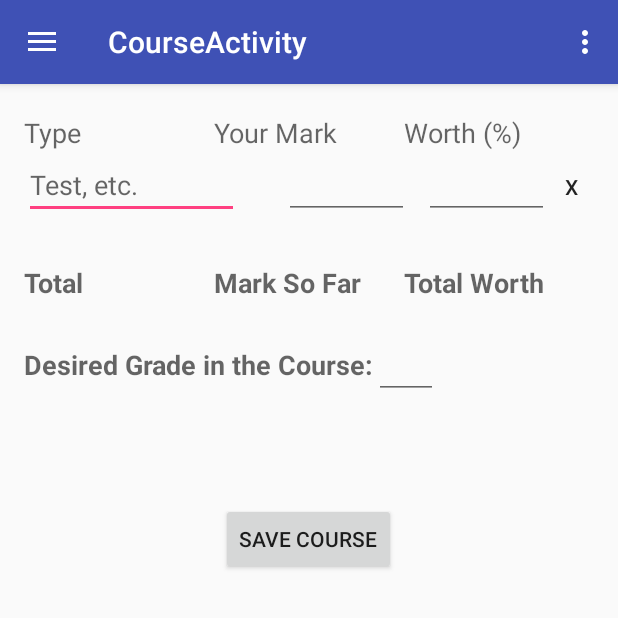
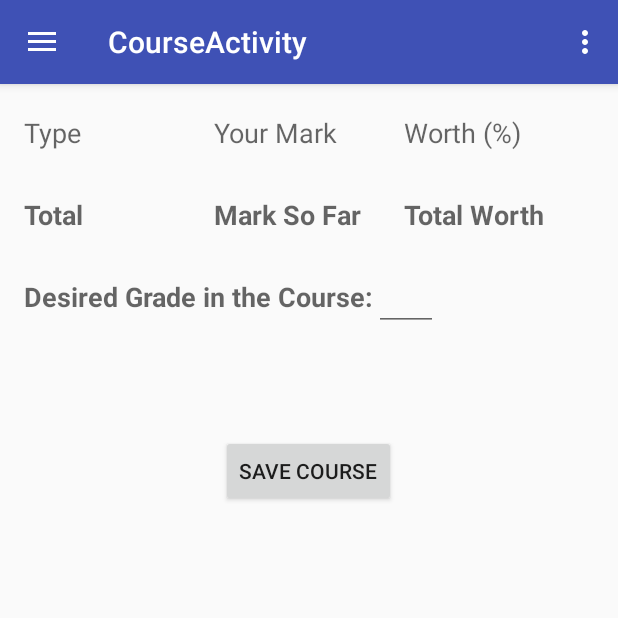
Before and after one commit to evanklein1/Grade-Calculator, an Android app: the CourseActivity screen opened directly, with no data from a screen before it, on a phone screen of 412 x 824 dp, the top half of it. Run offline under Robolectric (Android 15) with nearby library versions, the phone set to English and light mode, and no system bars.

Commit message:
removed default row in course

```diff
--- a/app/src/main/res/layout/content_course.xml
+++ b/app/src/main/res/layout/content_course.xml
@@ -65,56 +65,6 @@
                             android:text="@string/worth_string"
                             android:id="@+id/worth_text"
                             android:layout_column="2" />
-                    </TableRow>
-                    <TableRow
-                        android:layout_width="match_parent"
-                        android:layout_height="match_parent"
-                        android:id="@+id/table_row_1"
-                        >
-
-                        <EditText
-                            android:layout_width="fill_parent"
-                            android:minWidth="60dp"
-                            android:maxWidth="60dp"
-                            android:layout_height="wrap_content"
-                            android:layout_weight="1"
-                            android:id="@+id/type_1"
-                            android:inputType="text"
-                            android:hint="Test, etc."
-                            android:layout_column="0" />
-
-                        <EditText
-                            android:layout_width="0dp"
-                            android:layout_height="wrap_content"
-                            android:layout_marginLeft="30dp"
-                            android:minWidth="10dp"
-                            android:maxWidth="10dp"
-                            android:inputType="numberDecimal"
-                            android:layout_weight="1"
-                            android:digits="0123456789./"
-                            android:id="@+id/your_mark_1"
-                            android:layout_column="1" />
-
-                        <EditText
-                            android:layout_width="0dp"
-                            android:layout_height="wrap_content"
-                            android:layout_marginLeft="10dp"
-                            android:minWidth="10dp"
-                            android:maxWidth="10dp"
-                            android:inputType="numberDecimal"
-                            android:layout_weight="1"
-                            android:id="@+id/worth_1"
-                            android:layout_column="2" />
-
-                        <Button
-                            style="?android:attr/buttonStyleSmall"
-                            android:layout_height="30dp"
-                            android:layout_width="30dp"
-                            android:text="X"
-                            android:background="@android:color/transparent"
-                            android:id="@+id/del_btn_1"
-                            android:layout_column="3" />
-
                     </TableRow>
                 </TableLayout>
                 <TableLayout
```
